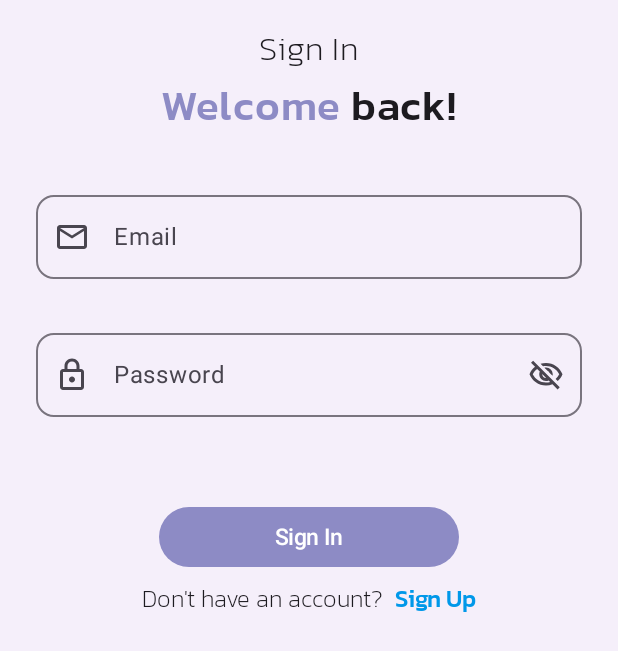
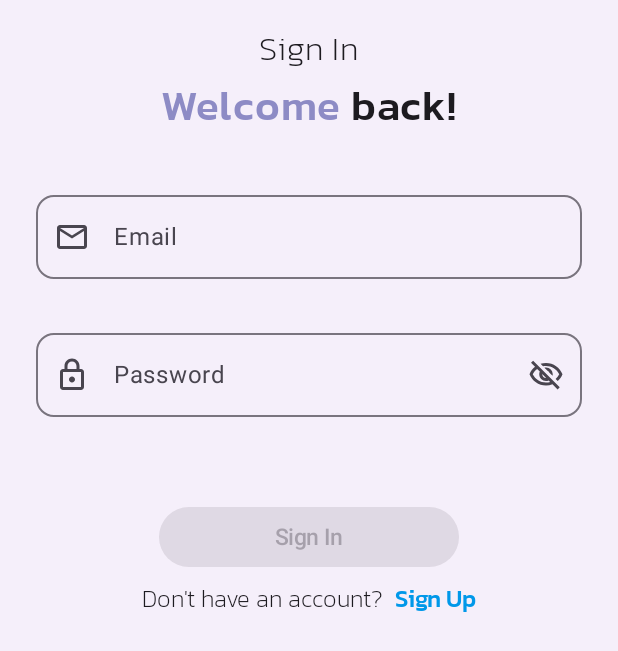
Before and after one commit to Sk-Sahil-Islam/Notice-app, an Android app built with Jetpack Compose: the screen it shows after launch (MainActivity), after a tap on "Sign In", on a phone screen of 412 x 824 dp. Shown: the top 651 px of the screen. Run offline under Robolectric (Android 15) with nearby library versions, the phone set to English and light mode, and no system bars; our stand-ins replace Dagger/Hilt's generated code, Firebase (no records; nobody signed in at launch, a user with empty details on screens opened directly).

Commit message:
minor bug fixes

```diff
--- a/app/src/main/java/com/example/noticeapp2/presentation/connect_screen/ConnectScreen.kt
+++ b/app/src/main/java/com/example/noticeapp2/presentation/connect_screen/ConnectScreen.kt
@@ -144,7 +144,7 @@ fun ImageCard(
 ) {
     Card(
         shape = RoundedCornerShape(28.dp),
-        modifier = modifier.shadow(10.dp, shape = RoundedCornerShape(28.dp))
+        modifier = modifier.shadow(11.dp, shape = RoundedCornerShape(28.dp))
     ) {
         Image(
             painter = painterResource(id = R.drawable.connect_image),
--- a/app/src/main/java/com/example/noticeapp2/presentation/signin_screen/SignInScreen.kt
+++ b/app/src/main/java/com/example/noticeapp2/presentation/signin_screen/SignInScreen.kt
@@ -96,6 +96,7 @@ fun SignInScreen(
                 email = it
                 signInViewModel.onEvent(SignUpUiEvent.EmailChanged(it))
             },
+            isError = !signInViewModel.signInUiState.value.emailError,
             label = { Text(text = "Email") },
             leadingIcon = { Icon(imageVector = Icons.Outlined.Email, contentDescription = "email") },
             maxLines = 1,
@@ -116,6 +117,7 @@ fun SignInScreen(
                 password = it
                 signInViewModel.onEvent(SignUpUiEvent.PasswordChange(it))
             },
+            isError = !signInViewModel.signInUiState.value.passwordError,
             label = { Text(text = "Password") },
             leadingIcon = { Icon(imageVector = Icons.Outlined.Lock, contentDescription = "password") },
             maxLines = 1,
@@ -146,7 +148,7 @@ fun SignInScreen(
                     authViewModel.loginUser(email, password)
                 }
             },
-            enabled = buttonEnabled.value && signInViewModel.validateAll(),
+            enabled = buttonEnabled.value && signInViewModel.validateAll() && password.isNotEmpty(),
             modifier = Modifier.width(200.dp)
         ) {
             if (state.value is Resource.Loading){
```
